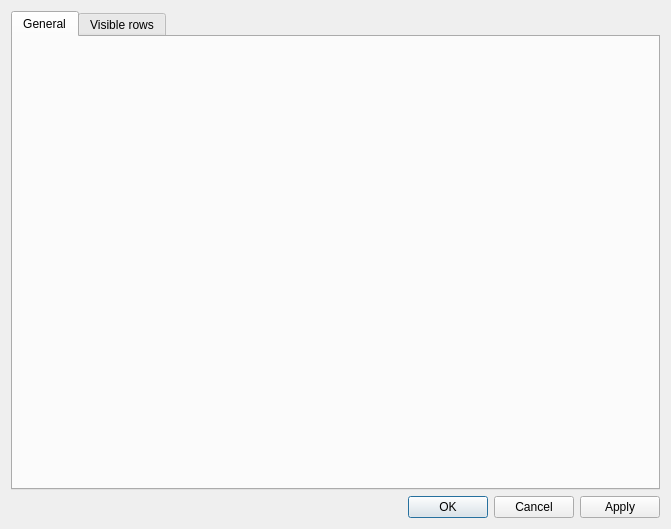
pippijn/libgroove, file src/ui/preferences.ui: the form before one commit.
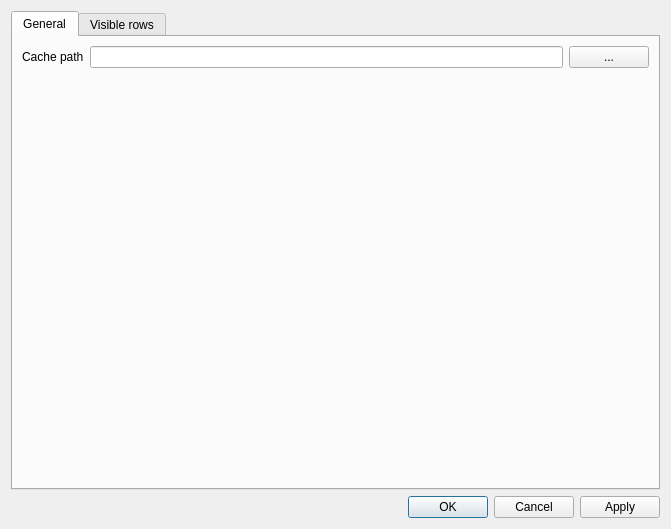
The form after the commit. The open tabs and pages were chosen to show the change.

```diff
--- a/src/ui/preferences.ui
+++ b/src/ui/preferences.ui
@@ -26,6 +26,42 @@
       <attribute name="title">
        <string>General</string>
       </attribute>
+      <layout class="QGridLayout" name="gridLayout_2">
+       <item row="0" column="1">
+        <widget class="QLineEdit" name="txtCachePath">
+         <property name="enabled">
+          <bool>true</bool>
+         </property>
+        </widget>
+       </item>
+       <item row="1" column="0" colspan="3">
+        <spacer name="verticalSpacer">
+         <property name="orientation">
+          <enum>Qt::Vertical</enum>
+         </property>
+         <property name="sizeHint" stdset="0">
+          <size>
+           <width>20</width>
+           <height>40</height>
+          </size>
+         </property>
+        </spacer>
+       </item>
+       <item row="0" column="0">
+        <widget class="QLabel" name="lblCachePath">
+         <property name="text">
+          <string>Cache path</string>
+         </property>
+        </widget>
+       </item>
+       <item row="0" column="2">
+        <widget class="QPushButton" name="btnCachePath">
+         <property name="text">
+          <string>...</string>
+         </property>
+        </widget>
+       </item>
+      </layout>
      </widget>
      <widget class="QWidget" name="tab_2">
       <attribute name="title">
@@ -71,7 +107,7 @@
     </widget>
    </item>
    <item row="1" column="0">
-    <layout class="QGridLayout" name="gridLayout_2">
+    <layout class="QGridLayout" name="grpButtons">
      <item row="0" column="0">
       <widget class="QDialogButtonBox" name="buttonBox">
        <property name="standardButtons">
```
Left out of the diff: 27 changed lines with no effect on the pictures.
